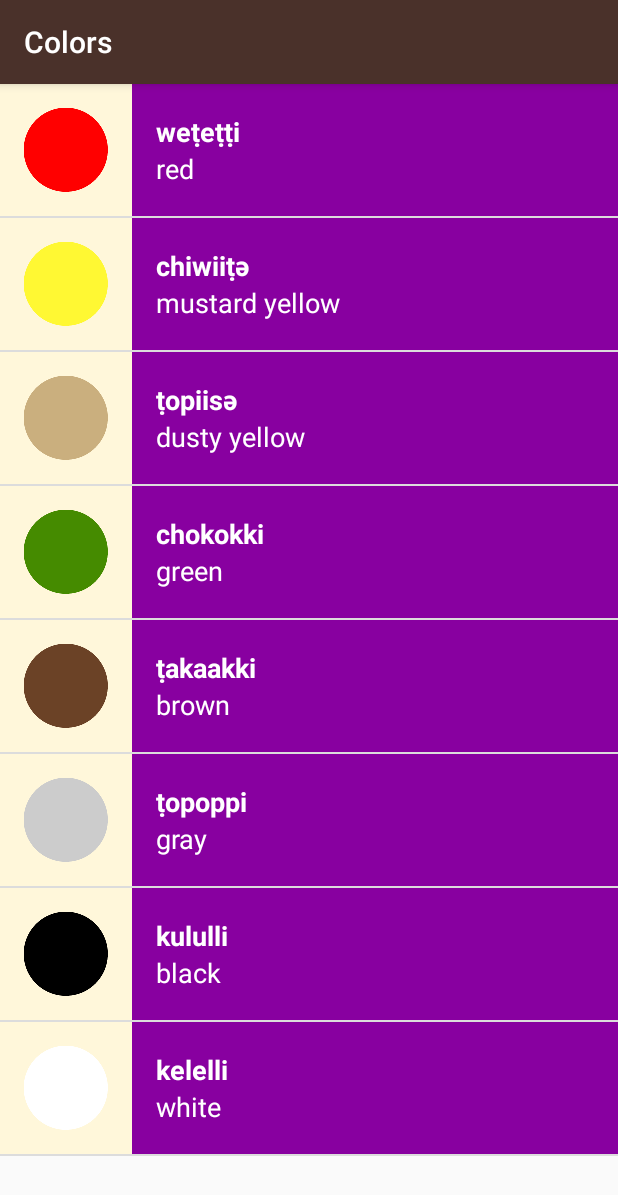
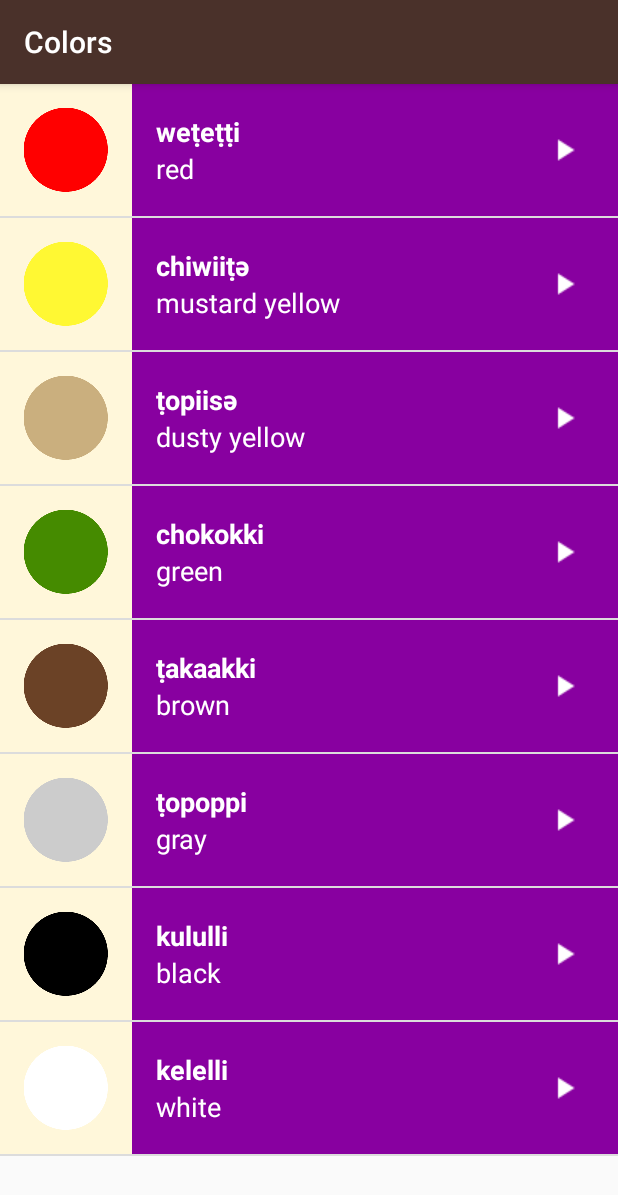
Before and after one commit to robrang558/ud839_Miwok-Starter-code, an Android app: the ColorsActivity screen opened directly, with no data from a screen before it, on a phone screen of 412 x 824 dp. Shown: the top 1195 px of the screen. Run offline under Robolectric (Android 15) with nearby library versions, the phone set to English and light mode, and no system bars.

Commit message:
Aded Arrow

```diff
--- a/app/src/main/res/layout/list_item.xml
+++ b/app/src/main/res/layout/list_item.xml
@@ -11,7 +11,7 @@
      limitations under the License.
 -->
 <!-- Layout for a single list item -->
-<LinearLayout xmlns:android="http://schemas.android.com/apk/res/android"
+<RelativeLayout xmlns:android="http://schemas.android.com/apk/res/android"
     xmlns:tools="http://schemas.android.com/tools"
     android:layout_width="match_parent"
     android:layout_height="match_parent"
@@ -27,7 +27,11 @@
     <LinearLayout
         android:id="@+id/text_container"
         android:layout_width="match_parent"
-        android:layout_height="match_parent"
+        android:layout_height="@dimen/list_item_height"
+        android:layout_alignParentTop="true"
+        android:layout_alignParentBottom="true"
+        android:layout_alignParentRight="true"
+        android:layout_toRightOf="@+id/image"
         android:orientation="vertical"
         android:paddingLeft="16dp">
 
@@ -55,4 +59,14 @@
 
     </LinearLayout>
 
-</LinearLayout>
+    <ImageView
+        android:id="@+id/play_arrow"
+        android:layout_width="24dp"
+        android:layout_height="24dp"
+        android:layout_marginRight="24dp"
+        android:layout_alignParentRight="true"
+        android:layout_centerVertical="true"
+        android:src="@drawable/baseline_play_arrow_white_24dp"
+        />
+
+</RelativeLayout>
```
Also changed, not shown: app/src/main/res/drawable-hdpi/baseline_play_arrow_white_24dp.png (added).
